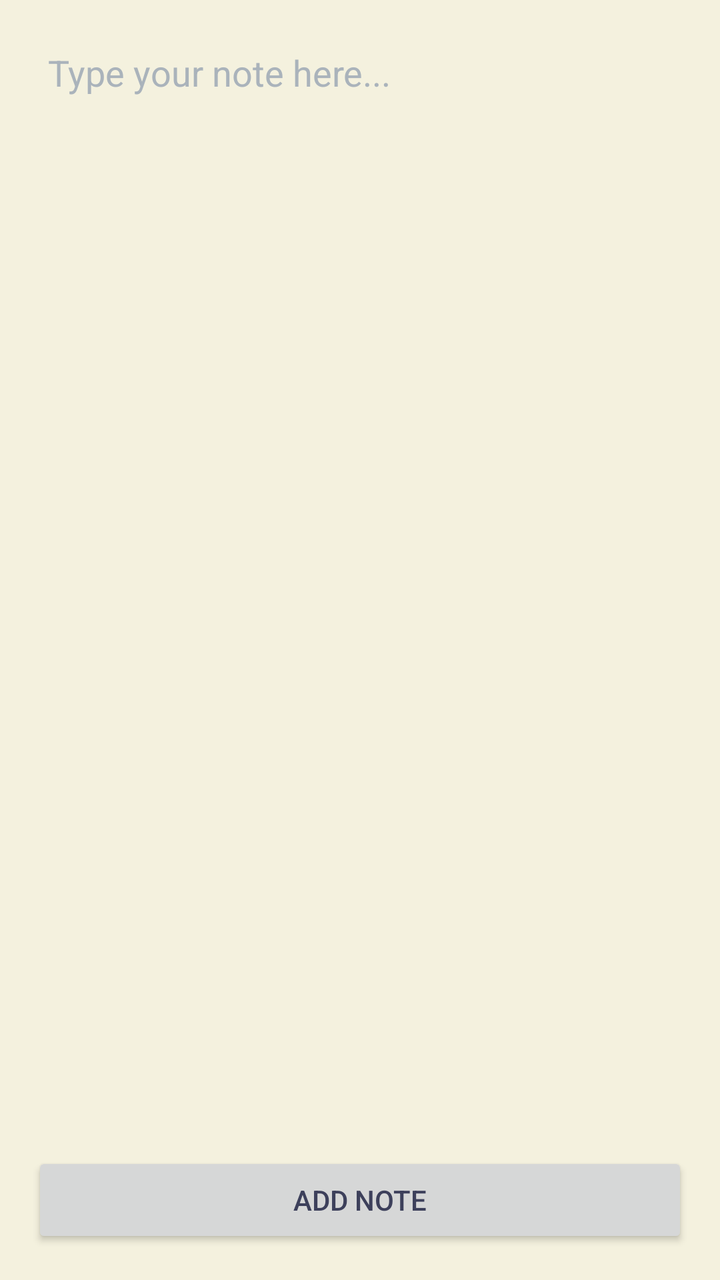
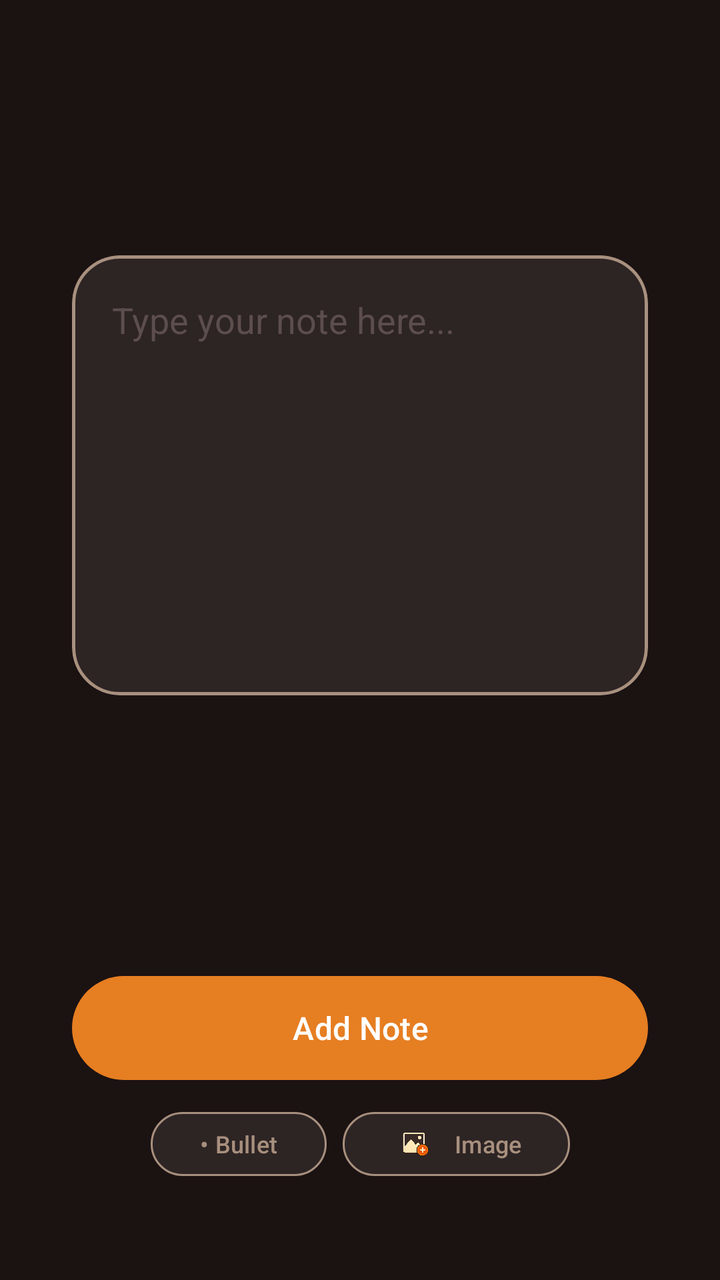

The first picture is an Android layout as it rendered before a commit; the second is the same layout after the commit. The layout source and the unified diff follow.
<!-- AndroidManifest.xml: application theme Theme.TodoApp -->
<!-- res/layout/activity_add_notes.xml -->
<?xml version="1.0" encoding="utf-8"?>
<androidx.constraintlayout.widget.ConstraintLayout xmlns:android="http://schemas.android.com/apk/res/android"
    xmlns:app="http://schemas.android.com/apk/res-auto"
    xmlns:tools="http://schemas.android.com/tools"
    android:id="@+id/main"
    android:layout_width="match_parent"
    android:layout_height="match_parent"
    android:padding="16dp"
    tools:context=".activities.AddNotesActivity">

    <EditText
        android:id="@+id/enterNote"
        android:layout_width="0dp"
        android:layout_height="0dp"
        android:layout_marginBottom="16dp"
        android:background="@android:color/transparent"
        android:gravity="top"
        android:hint="Type your note here..."
        android:textColor="?android:attr/textColorPrimary"
        android:textColorHint="?android:attr/textColorHint"
        android:inputType="textMultiLine"
        android:scrollbars="vertical"
        android:padding="8dp"
        app:layout_constraintBottom_toTopOf="@+id/addNoteButton"
        app:layout_constraintEnd_toEndOf="parent"
        app:layout_constraintStart_toStartOf="parent"
        app:layout_constraintTop_toTopOf="parent" />

    <Button
        android:id="@+id/addNoteButton"
        android:layout_width="match_parent"
        android:layout_height="wrap_content"
        android:text="Add Note"
        app:layout_constraintBottom_toBottomOf="parent"
        app:layout_constraintEnd_toEndOf="parent"
        app:layout_constraintStart_toStartOf="parent" />

</androidx.constraintlayout.widget.ConstraintLayout>
<!-- resources referenced by this layout -->
<resources>
  <style name="Theme.TodoApp" parent="Base.Theme.TodoApp" />
  <style name="Base.Theme.TodoApp" parent="Theme.Material3.Light.NoActionBar">
          
          <item name="colorPrimary">@color/primary_brand</item>
          <item name="colorOnPrimary">@color/white</item>
          <item name="colorSecondary">@color/text_secondary</item>
  
          
          <item name="android:windowBackground">@color/app_background</item>
          <item name="android:colorBackground">@color/app_background</item>
          <item name="android:statusBarColor">@color/app_background</item>
          <item name="android:navigationBarColor">@color/app_background</item>
          <item name="android:windowLightStatusBar">true</item>
  
          
          <item name="android:textColorPrimary">@color/text_primary</item>
          <item name="android:textColorSecondary">@color/text_secondary</item>
          <item name="android:textColorHint">#AAB3BB</item>
  
          
          <item name="colorSurface">@color/card_bg</item>
          <item name="colorOnSurface">@color/text_primary</item>
          <item name="colorSurfaceVariant">@color/card_bg</item>
          <item name="colorOnSurfaceVariant">@color/text_secondary</item>
  
          <item name="colorContainer">@color/card_bg</item>
          <item name="colorOnContainer">@color/text_primary</item>
  
          
          <item name="colorPrimaryContainer">@color/primary_brand</item>
          <item name="colorOnPrimaryContainer">@color/white</item>
      </style>
  <color name="primary_brand">#E07A5F</color>
  <color name="white">#FFFFFFFF</color>
  <color name="text_secondary">#81B29A</color>
  <color name="app_background">#F4F1DE</color>
  <color name="text_primary">#3D405B</color>
  <color name="card_bg">#FFFFFF</color>
</resources>

<!-- the commit's change to res/layout/activity_add_notes.xml (unified diff, before → after) -->
@@ -8,31 +8,107 @@
     android:padding="16dp"
     tools:context=".activities.AddNotesActivity">
 
-    <EditText
-        android:id="@+id/enterNote"
+    <com.google.android.material.card.MaterialCardView
+        android:layout_marginLeft="20dp"
+        android:layout_marginRight="20dp"
+        android:id="@+id/noteCard"
         android:layout_width="0dp"
-        android:layout_height="0dp"
-        android:layout_marginBottom="16dp"
-        android:background="@android:color/transparent"
-        android:gravity="top"
-        android:hint="Type your note here..."
-        android:textColor="?android:attr/textColorPrimary"
-        android:textColorHint="?android:attr/textColorHint"
-        android:inputType="textMultiLine"
-        android:scrollbars="vertical"
-        android:padding="8dp"
+        android:layout_height="wrap_content"
+        app:cardCornerRadius="24dp"
+        app:cardElevation="0dp"
+        app:strokeWidth="1.5dp"
+        app:strokeColor="?attr/colorSecondary"
+        app:cardBackgroundColor="?attr/colorSurface"
         app:layout_constraintBottom_toTopOf="@+id/addNoteButton"
         app:layout_constraintEnd_toEndOf="parent"
         app:layout_constraintStart_toStartOf="parent"
-        app:layout_constraintTop_toTopOf="parent" />
+        app:layout_constraintTop_toTopOf="parent"
+        app:layout_constraintVertical_bias="0.45">
 
-    <Button
+        <LinearLayout
+            android:layout_width="match_parent"
+            android:layout_height="wrap_content"
+            android:orientation="vertical">
+
+            <EditText
+
+                android:id="@+id/enterNote"
+                android:layout_width="match_parent"
+                android:layout_height="220dp"
+                android:background="@android:color/transparent"
+                android:gravity="top"
+                android:hint="Type your note here..."
+                android:inputType="textMultiLine"
+                android:padding="20dp"
+                android:scrollbars="vertical"
+                android:textColor="?android:attr/textColorPrimary"
+                android:textColorHint="?android:attr/textColorHint" />
+
+            <androidx.recyclerview.widget.RecyclerView
+                android:id="@+id/imagesRecyclerView"
+                android:layout_width="match_parent"
+                android:layout_height="wrap_content"
+                android:padding="8dp"
+                android:visibility="gone"
+                app:layoutManager="androidx.recyclerview.widget.LinearLayoutManager"
+                android:orientation="horizontal" />
+        </LinearLayout>
+
+    </com.google.android.material.card.MaterialCardView>
+
+    <com.google.android.material.button.MaterialButton
         android:id="@+id/addNoteButton"
-        android:layout_width="match_parent"
-        android:layout_height="wrap_content"
+        android:layout_width="0dp"
+        android:layout_height="60dp"
+        android:layout_marginHorizontal="20dp"
+        android:layout_marginBottom="80dp"
         android:text="Add Note"
+        android:textSize="16sp"
+        app:cornerRadius="30dp"
         app:layout_constraintBottom_toBottomOf="parent"
         app:layout_constraintEnd_toEndOf="parent"
         app:layout_constraintStart_toStartOf="parent" />
 
+    <LinearLayout
+        android:id="@+id/formattingToolbar"
+        android:layout_width="wrap_content"
+        android:layout_height="wrap_content"
+        android:orientation="horizontal"
+        android:layout_marginTop="8dp"
+        app:layout_constraintEnd_toEndOf="@+id/addNoteButton"
+        app:layout_constraintStart_toStartOf="@+id/addNoteButton"
+        app:layout_constraintTop_toBottomOf="@+id/addNoteButton">
+
+        <com.google.android.material.button.MaterialButton
+            android:id="@+id/bulletButton"
+            android:layout_width="wrap_content"
+            android:layout_height="40dp"
+            android:layout_marginEnd="8dp"
+            android:text="• Bullet"
+            android:textAllCaps="false"
+            android:textSize="12sp"
+            app:backgroundTint="@color/card_bg"
+            app:cornerRadius="20dp"
+            app:strokeColor="@color/text_secondary"
+            app:strokeWidth="1dp"
+            android:textColor="@color/text_secondary"/>
+
+        <com.google.android.material.button.MaterialButton
+            android:id="@+id/imageButton"
+            android:layout_width="wrap_content"
+            android:layout_height="40dp"
+            android:text="Image"
+            android:textAllCaps="false"
+            android:textSize="12sp"
+            app:icon="@drawable/img"
+            app:iconSize="24dp"
+            app:iconTint="@null"
+            app:backgroundTint="@color/card_bg"
+            app:cornerRadius="20dp"
+            app:strokeColor="@color/text_secondary"
+            app:strokeWidth="1dp"
+            android:textColor="@color/text_secondary"/>
+
+    </LinearLayout>
+
 </androidx.constraintlayout.widget.ConstraintLayout>
<!-- resource entries referenced after the edit -->
@@ -1,5 +1,8 @@
 <!-- resources referenced by this layout -->
 <resources>
+  <color name="card_bg">#2D2424</color>
+  <color name="text_secondary">#A8907E</color>
+  <!-- drawable img: png bitmap (drawable, 502831 bytes) -->
   <style name="Theme.TodoApp" parent="Base.Theme.TodoApp" />
   <style name="Base.Theme.TodoApp" parent="Theme.Material3.Light.NoActionBar">
           
@@ -12,12 +15,12 @@
           <item name="android:colorBackground">@color/app_background</item>
           <item name="android:statusBarColor">@color/app_background</item>
           <item name="android:navigationBarColor">@color/app_background</item>
-          <item name="android:windowLightStatusBar">true</item>
+          <item name="android:windowLightStatusBar">false</item>
   
           
           <item name="android:textColorPrimary">@color/text_primary</item>
           <item name="android:textColorSecondary">@color/text_secondary</item>
-          <item name="android:textColorHint">#AAB3BB</item>
+          <item name="android:textColorHint">@color/text_hint</item>
   
           
           <item name="colorSurface">@color/card_bg</item>
@@ -32,11 +35,10 @@
           <item name="colorPrimaryContainer">@color/primary_brand</item>
           <item name="colorOnPrimaryContainer">@color/white</item>
       </style>
-  <color name="primary_brand">#E07A5F</color>
+  <color name="primary_brand">#E67E22</color>
   <color name="white">#FFFFFFFF</color>
-  <color name="text_secondary">#81B29A</color>
-  <color name="app_background">#F4F1DE</color>
-  <color name="text_primary">#3D405B</color>
-  <color name="card_bg">#FFFFFF</color>
+  <color name="app_background">#1B1212</color>
+  <color name="text_primary">#F5E8C7</color>
+  <color name="text_hint">#5D4E4E</color>
 </resources>
 
